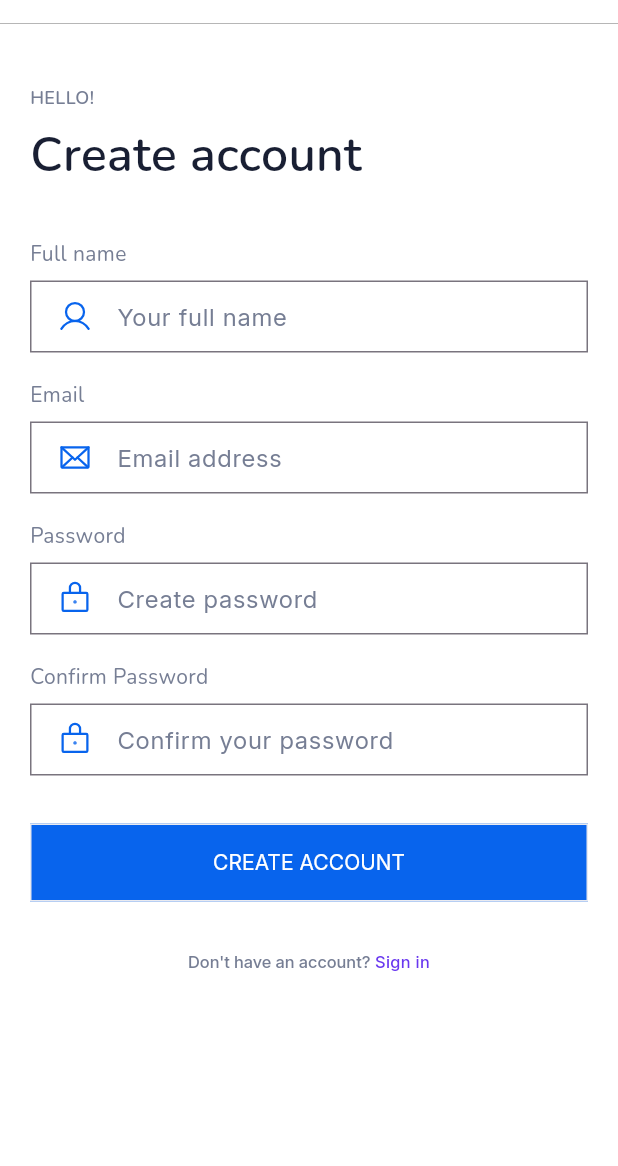
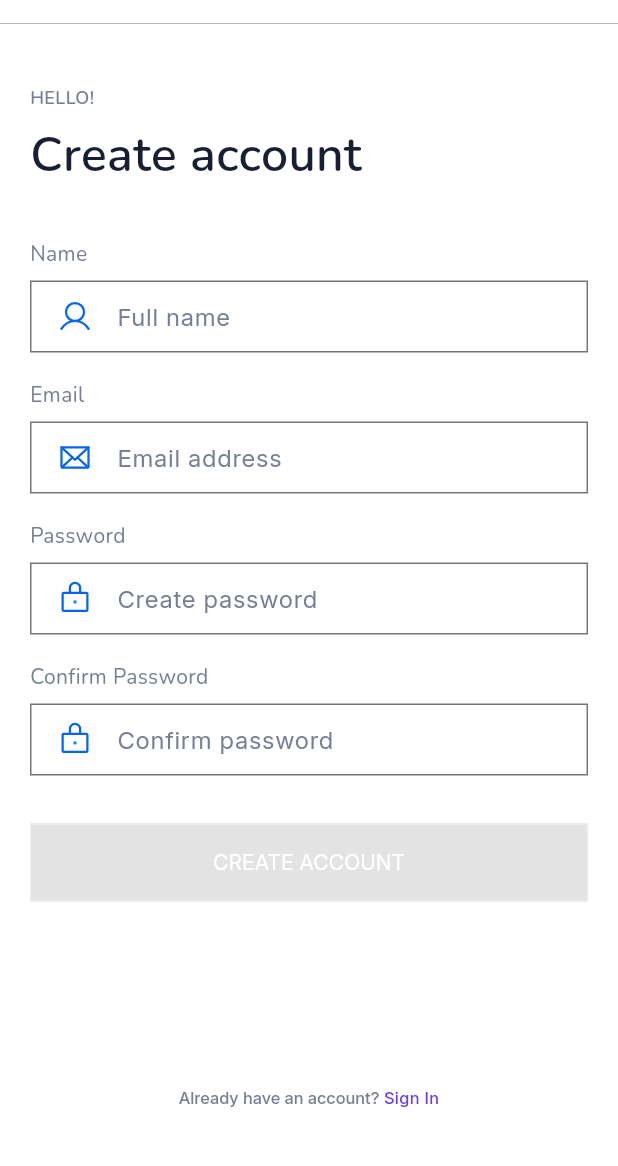
Before and after one commit to shair2048/news_app_fe, a Flutter app: the RegisterPage screen opened by its route, on a phone screen of 412 x 824 dp, the part 60-1226 px from its top. Run offline on Flutter 3.47's test engine with Material 3 defaults, Android fonts, the phone set to English and light mode, and no system bars; our stand-ins replace flutter_riverpod, flutter_svg, go_router.

Commit message:
Fixed: overflow of Register screen

```diff
--- a/lib/features/auth/view/pages/register_page.dart
+++ b/lib/features/auth/view/pages/register_page.dart
@@ -5,6 +5,7 @@ import 'package:news_app_fe/core/widgets/custom_app_bar.dart';
 import 'package:news_app_fe/features/auth/view/widgets/auth_footer.dart';
 import 'package:news_app_fe/features/auth/view/widgets/custom_button.dart';
 import 'package:news_app_fe/features/auth/view/widgets/form_text_field.dart';
+import 'package:news_app_fe/features/auth/viewmodel/register_viewmodel.dart';
 
 class RegisterPage extends ConsumerStatefulWidget {
   const RegisterPage({super.key});
@@ -14,86 +15,34 @@ class RegisterPage extends ConsumerStatefulWidget {
 }
 
 class _RegisterPageState extends ConsumerState<RegisterPage> {
-  final _formKey = GlobalKey<FormState>();
+  @override
+  void initState() {
+    super.initState();
 
-  final fullNameController = TextEditingController();
-  final emailController = TextEditingController();
-  final passwordController = TextEditingController();
-  final confirmPasswordController = TextEditingController();
-
-  @override
-  void dispose() {
-    fullNameController.dispose();
-    emailController.dispose();
-    passwordController.dispose();
-    confirmPasswordController.dispose();
-    super.dispose();
-  }
-
-  void onRegisterTap() {
-    if (_formKey.currentState!.validate()) {
-      print('Full Name: ${fullNameController.text}');
-      print('Email: ${emailController.text}');
-      print('Password: ${passwordController.text}');
-      print('Confirm Password: ${confirmPasswordController.text}');
-    }
-  }
-
-  String? emailValidator(String? value) {
-    if (value == null || value.isEmpty) {
-      return 'Email không được để trống';
-    }
-    final emailRegex = RegExp(r'^[^@]+@[^@]+\.[^@]+');
-    if (!emailRegex.hasMatch(value)) {
-      return 'Email không hợp lệ';
-    }
-    return null;
-  }
-
-  String? passwordValidator(String? value) {
-    if (value == null || value.isEmpty) {
-      return 'Mật khẩu không được để trống';
-    }
-    if (value.contains(' ')) {
-      return 'Mật khẩu không được chứa khoảng trắng';
-    }
-    if (value.length < 8 || value.length > 64) {
-      return 'Mật khẩu phải từ 8 đến 64 ký tự';
-    }
-
-    final regex = RegExp(
-      r'^(?=.*[a-z])(?=.*[A-Z])(?=.*\d)(?=.*[!@#\$%^&*(),.?":{}|<>]).{8,64}$',
-    );
-    if (!regex.hasMatch(value)) {
-      return 'Mật khẩu phải có chữ hoa, chữ thường, số và ký tự đặc biệt';
-    }
-
-    return null;
-  }
-
-  String? confirmPasswordValidator(String? value) {
-    if (value == null || value.isEmpty) {
-      return 'Xác nhận mật khẩu không được để trống';
-    }
-    if (value != passwordController.text) {
-      return 'Mật khẩu xác nhận không khớp';
-    }
-    return null;
+    Future.microtask(() {
+      ref.read(registerProvider.notifier).reset();
+      // emailController.clear();
+      // passwordController.clear();
+    });
   }
 
   @override
   Widget build(BuildContext context) {
+    final state = ref.watch(registerProvider);
+    final notifier = ref.read(registerProvider.notifier);
+
     return Scaffold(
       appBar: const CustomAppBar(),
       backgroundColor: Colors.white,
-      body: Form(
-        key: _formKey,
-        child: SingleChildScrollView(
-          padding: const EdgeInsets.fromLTRB(20, 40, 20, 20),
+      body: Padding(
+        padding: const EdgeInsets.fromLTRB(20, 40, 20, 44),
         child: Column(
+          mainAxisAlignment: MainAxisAlignment.spaceBetween,
+          children: [
+            Column(
               crossAxisAlignment: CrossAxisAlignment.start,
               children: [
-              const Text(
+                Text(
                   'HELLO!',
                   style: TextStyle(
                     color: Color(0xff767E94),
@@ -102,8 +51,8 @@ class _RegisterPageState extends ConsumerState<RegisterPage> {
                     fontWeight: FontWeight.w600,
                   ),
                 ),
-              const SizedBox(height: 8),
-              const Text(
+                SizedBox(height: 8),
+                Text(
                   'Create account',
                   style: TextStyle(
                     color: Color(0xff191F33),
@@ -112,56 +61,64 @@ class _RegisterPageState extends ConsumerState<RegisterPage> {
                     fontWeight: FontWeight.w600,
                   ),
                 ),
-              const SizedBox(height: 32),
+                SizedBox(height: 32),
                 FormTextField(
-                controller: fullNameController,
-                textfieldLabel: 'Full name',
-                textfieldHint: 'Your full name',
+                  // controller: emailController,
+                  textOnChanged: (value) => notifier.setFullName(value),
+                  textfieldLabel: 'Name',
+                  textfieldHint: 'Full name',
                   textfieldIcon: 'assets/icons/user.svg',
-                validator: (value) {
-                  if (value == null || value.isEmpty) {
-                    return 'Họ tên không được để trống';
-                  }
-                  return null;
-                },
                 ),
-              const SizedBox(height: 18),
+                SizedBox(height: 18),
                 FormTextField(
-                controller: emailController,
+                  // controller: passwordController,
+                  textOnChanged: (value) => notifier.setEmail(value),
+                  errorMessage: state.emailError,
                   textfieldLabel: 'Email',
                   textfieldHint: 'Email address',
                   textfieldIcon: 'assets/icons/email.svg',
-                validator: emailValidator,
                 ),
-              const SizedBox(height: 18),
+                SizedBox(height: 18),
                 FormTextField(
-                controller: passwordController,
+                  // controller: passwordController,
+                  textOnChanged: (value) => notifier.setPassword(value),
+                  errorMessage: state.passwordError,
                   textfieldLabel: 'Password',
                   textfieldHint: 'Create password',
                   textfieldIcon: 'assets/icons/lock.svg',
                   obscureText: true,
-                validator: passwordValidator,
                 ),
-              const SizedBox(height: 18),
+                SizedBox(height: 18),
                 FormTextField(
-                controller: confirmPasswordController,
+                  // controller: passwordController,
+                  textOnChanged: (value) => notifier.setConfirmPassword(value),
+                  errorMessage: state.confirmPasswordError,
                   textfieldLabel: 'Confirm Password',
-                textfieldHint: 'Confirm your password',
+                  textfieldHint: 'Confirm password',
                   textfieldIcon: 'assets/icons/lock.svg',
                   obscureText: true,
-                validator: confirmPasswordValidator,
                 ),
-              const SizedBox(height: 32),
+                SizedBox(height: 32),
                 CustomButton(
                   buttonLabel: 'CREATE ACCOUNT',
                   buttonLabelColor: Colors.white,
                   buttonColor: const Color(0xff0864ED),
-                onPressed: onRegisterTap, // <-- Quan trọng!
+                  onPressed:
+                      state.isValid
+                          ? () {
+                            notifier.submit();
+                          }
+                          : null,
                 ),
-              const SizedBox(height: 32),
-              AuthFooter(actionText: 'Sign in', onTap: () => context.go('/')),
               ],
             ),
+
+            AuthFooter(
+              textContent: 'Already have an account? ',
+              actionText: 'Sign In',
+              onTap: () => context.go('/login'),
+            ),
+          ],
         ),
       ),
     );
--- a/lib/features/auth/view/widgets/auth_footer.dart
+++ b/lib/features/auth/view/widgets/auth_footer.dart
@@ -2,10 +2,16 @@ import 'package:flutter/material.dart';
 import 'package:flutter_riverpod/flutter_riverpod.dart';
 
 class AuthFooter extends ConsumerWidget {
+  final String textContent;
   final String actionText;
   final VoidCallback onTap;
 
-  const AuthFooter({super.key, required this.actionText, required this.onTap});
+  const AuthFooter({
+    super.key,
+    required this.textContent,
+    required this.actionText,
+    required this.onTap,
+  });
 
   @override
   Widget build(BuildContext context, WidgetRef ref) {
@@ -13,7 +19,7 @@ class AuthFooter extends ConsumerWidget {
       child: RichText(
         textAlign: TextAlign.center,
         text: TextSpan(
-          text: 'Don\'t have an account? ',
+          text: textContent,
           style: TextStyle(
             color: Color(0xff767E94),
             fontSize: 11,
--- a/lib/features/auth/viewmodel/login_viewmodel.dart
+++ b/lib/features/auth/viewmodel/login_viewmodel.dart
@@ -9,8 +9,8 @@ final loginProvider = StateNotifierProvider<LoginViewModel, LoginState>(
 class LoginViewModel extends StateNotifier<LoginState> {
   LoginViewModel() : super(LoginState());
 
-  bool get isEmailValid => Validators.isValidEmail(state.email);
-  bool get isPasswordValid => Validators.isValidPassword(state.password);
+  // bool get isEmailValid => Validators.isValidEmail(state.email);
+  // bool get isPasswordValid => Validators.isValidPassword(state.password);
 
   void setEmail(String email) {
     final isValidEmail = Validators.isValidEmail(email);
--- a/lib/main.dart
+++ b/lib/main.dart
@@ -17,7 +17,7 @@ void main() {
 
 /// The route configuration.
 final GoRouter _router = GoRouter(
-  initialLocation: '/home',
+  initialLocation: '/login',
   routes: <RouteBase>[
     GoRoute(path: '/login', builder: (context, state) => const LoginPage()),
     GoRoute(
```
Also changed, not shown: lib/features/auth/view/pages/login_page.dart (+2 -5 lines), lib/features/auth/viewmodel/register_provider.dart (deleted, +0 -8 lines), lib/features/auth/viewmodel/register_state.dart (+15 -5 lines), lib/features/auth/viewmodel/register_viewmodel.dart (+26 -35 lines). Lines whose indentation alone changed are shown as unchanged.
